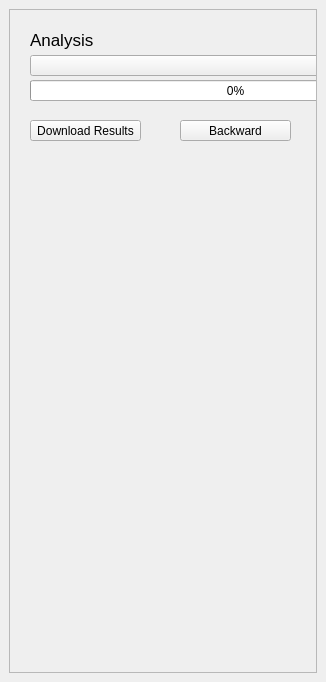
Ingeniousware/QGISWaterIng, file ui/watering_analysis_dialog.ui: the form before one commit.
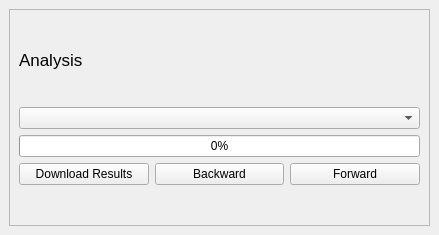
The form after the commit.

Commit message: Water Analysis layout

The edit to the form file:
```diff
--- a/ui/watering_analysis_dialog.ui
+++ b/ui/watering_analysis_dialog.ui
@@ -6,37 +6,56 @@
             <rect>
                 <x>0</x>
                 <y>0</y>
-                <width>326</width>
-                <height>682</height>
+    <width>439</width>
+    <height>235</height>
             </rect>
         </property>
         <property name="windowTitle">
             <string>Water Analysis</string>
         </property>
         <widget class="QWidget" name="dockWidgetContents">
-            <layout class="QGridLayout" name="gridLayout_2">
-                <item row="0" column="1">
+   <property name="sizePolicy">
+    <sizepolicy hsizetype="Preferred" vsizetype="Minimum">
+     <horstretch>0</horstretch>
+     <verstretch>0</verstretch>
+    </sizepolicy>
+   </property>
+   <layout class="QHBoxLayout" name="horizontalLayout_2">
+    <item>
                     <widget class="QScrollArea" name="scrollArea">
+      <property name="enabled">
+       <bool>true</bool>
+      </property>
+      <property name="sizeAdjustPolicy">
+       <enum>QAbstractScrollArea::AdjustToContents</enum>
+      </property>
                         <property name="widgetResizable">
                             <bool>true</bool>
                         </property>
                         <widget class="QWidget" name="scrollAreaWidgetContents">
+       <property name="geometry">
+        <rect>
+         <x>0</x>
+         <y>0</y>
+         <width>419</width>
+         <height>196</height>
+        </rect>
+       </property>
+       <layout class="QVBoxLayout" name="verticalLayout_2">
+        <item>
                             <widget class="QLabel" name="projectLabel">
                                 <property name="enabled">
                                     <bool>true</bool>
                                 </property>
-                                <property name="geometry">
-                                    <rect>
-                                        <x>20</x>
-                                        <y>20</y>
-                                        <width>171</width>
-                                        <height>20</height>
-                                    </rect>
+          <property name="sizePolicy">
+           <sizepolicy hsizetype="Expanding" vsizetype="Fixed">
+            <horstretch>0</horstretch>
+            <verstretch>0</verstretch>
+           </sizepolicy>
                                 </property>
                                 <property name="font">
                                     <font>
                                         <pointsize>13</pointsize>
-                                        <weight>50</weight>
                                         <bold>false</bold>
                                     </font>
                                 </property>
@@ -44,68 +63,87 @@
                                     <string>Analysis</string>
                                 </property>
                             </widget>
+        </item>
+        <item>
+         <layout class="QVBoxLayout" name="verticalLayout">
+          <item>
                             <widget class="QComboBox" name="analysis_box">
-                                <property name="geometry">
-                                    <rect>
-                                        <x>20</x>
-                                        <y>45</y>
-                                        <width>411</width>
-                                        <height>21</height>
-                                    </rect>
-                                </property>
-                            </widget>
+            <property name="sizePolicy">
+             <sizepolicy hsizetype="Expanding" vsizetype="Fixed">
+              <horstretch>0</horstretch>
+              <verstretch>0</verstretch>
+             </sizepolicy>
+            </property>
+           </widget>
+          </item>
+          <item>
+           <widget class="QProgressBar" name="progressBar">
+            <property name="sizePolicy">
+             <sizepolicy hsizetype="Expanding" vsizetype="Fixed">
+              <horstretch>0</horstretch>
+              <verstretch>0</verstretch>
+             </sizepolicy>
+            </property>
+            <property name="value">
+             <number>0</number>
+            </property>
+           </widget>
+          </item>
+          <item>
+           <layout class="QHBoxLayout" name="horizontalLayout">
+            <property name="sizeConstraint">
+             <enum>QLayout::SetMinAndMaxSize</enum>
+            </property>
+            <item>
                             <widget class="QPushButton" name="BtGetAnalysisResultsCurrent">
-                                <property name="geometry">
-                                    <rect>
-                                        <x>20</x>
-                                        <y>110</y>
-                                        <width>111</width>
-                                        <height>21</height>
-                                    </rect>
+              <property name="sizePolicy">
+               <sizepolicy hsizetype="Expanding" vsizetype="Fixed">
+                <horstretch>0</horstretch>
+                <verstretch>0</verstretch>
+               </sizepolicy>
                                 </property>
                                 <property name="text">
                                     <string>Download Results</string>
                                 </property>
                             </widget>
+            </item>
+            <item>
                             <widget class="QPushButton" name="BtGetAnalysisResultsBackward">
-                                <property name="geometry">
-                                    <rect>
-                                        <x>170</x>
-                                        <y>110</y>
-                                        <width>111</width>
-                                        <height>21</height>
-                                    </rect>
+              <property name="sizePolicy">
+               <sizepolicy hsizetype="Expanding" vsizetype="Fixed">
+                <horstretch>0</horstretch>
+                <verstretch>0</verstretch>
+               </sizepolicy>
                                 </property>
                                 <property name="text">
                                     <string>Backward</string>
                                 </property>
                             </widget>
+            </item>
+            <item>
                             <widget class="QPushButton" name="BtGetAnalysisResultsForward">
-                                <property name="geometry">
-                                    <rect>
-                                        <x>320</x>
-                                        <y>110</y>
-                                        <width>111</width>
-                                        <height>21</height>
-                                    </rect>
+              <property name="sizePolicy">
+               <sizepolicy hsizetype="Expanding" vsizetype="Fixed">
+                <horstretch>0</horstretch>
+                <verstretch>0</verstretch>
+               </sizepolicy>
                                 </property>
                                 <property name="text">
                                     <string>Forward</string>
                                 </property>
                             </widget>
-                            <widget class="QProgressBar" name="progressBar">
-                                <property name="geometry">
-                                    <rect>
-                                        <x>20</x>
-                                        <y>70</y>
-                                        <width>411</width>
-                                        <height>21</height>
-                                    </rect>
-                                </property>
-                                <property name="value">
-                                    <number>0</number>
-                                </property>
-                            </widget>
+            </item>
+           </layout>
+          </item>
+         </layout>
+        </item>
+       </layout>
+       <zorder>analysis_box</zorder>
+       <zorder>BtGetAnalysisResultsCurrent</zorder>
+       <zorder>BtGetAnalysisResultsBackward</zorder>
+       <zorder>BtGetAnalysisResultsForward</zorder>
+       <zorder>progressBar</zorder>
+       <zorder>projectLabel</zorder>
                         </widget>
                     </widget>
                 </item>
```
Lines whose indentation alone changed are shown as unchanged.
